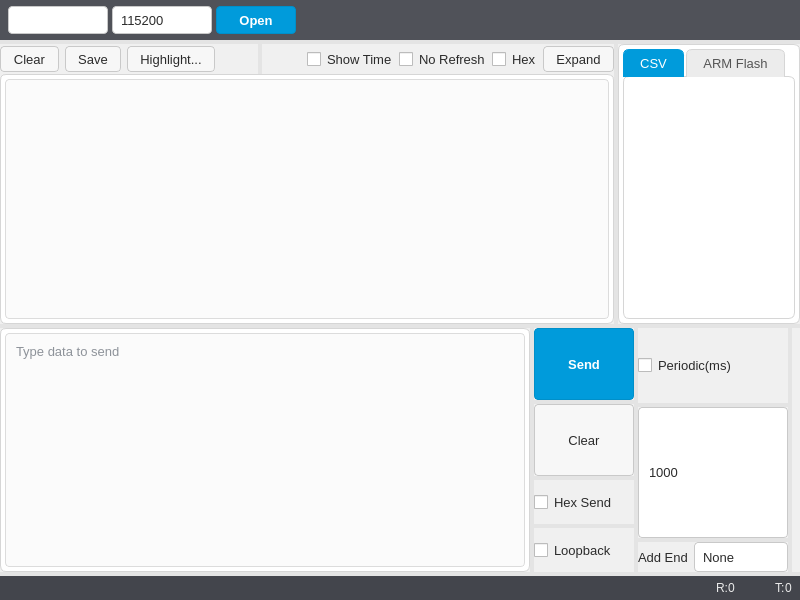
Above: app/serialpanel.ui from rts-component/rts-tools before the change. Below: the same form after it.
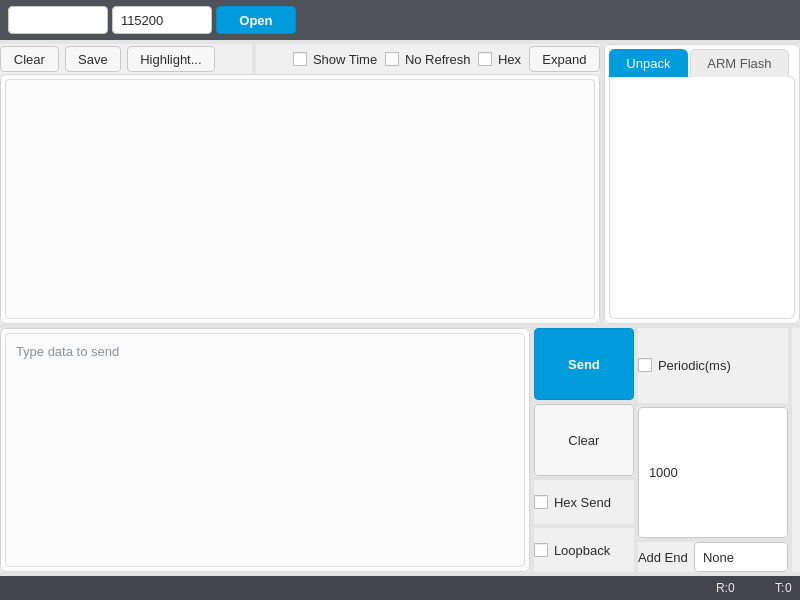
That is the form after the change. Icons and pictures are not drawn. Custom widgets are drawn as their Qt base class.

Commit message: Add binary protocol unpacking and rename the CSV panel to Unpack

```diff
--- a/app/serialpanel.ui
+++ b/app/serialpanel.ui
@@ -620,9 +620,9 @@
           <property name="currentIndex">
            <number>0</number>
           </property>
-          <widget class="CsvPanel" name="csvPanel">
+          <widget class="UnpackPanel" name="unpackPanel">
            <attribute name="title">
-            <string>CSV</string>
+            <string>Unpack</string>
            </attribute>
           </widget>
           <widget class="ArmFlashPanel" name="armFlashPanel">
@@ -1028,9 +1028,9 @@
  </widget>
  <customwidgets>
   <customwidget>
-   <class>CsvPanel</class>
+   <class>UnpackPanel</class>
    <extends>QWidget</extends>
-   <header>csv/csvpanel.h</header>
+   <header>unpack/unpackpanel.h</header>
   </customwidget>
   <customwidget>
    <class>ArmFlashPanel</class>
```
The commit also changes 40 other files.
